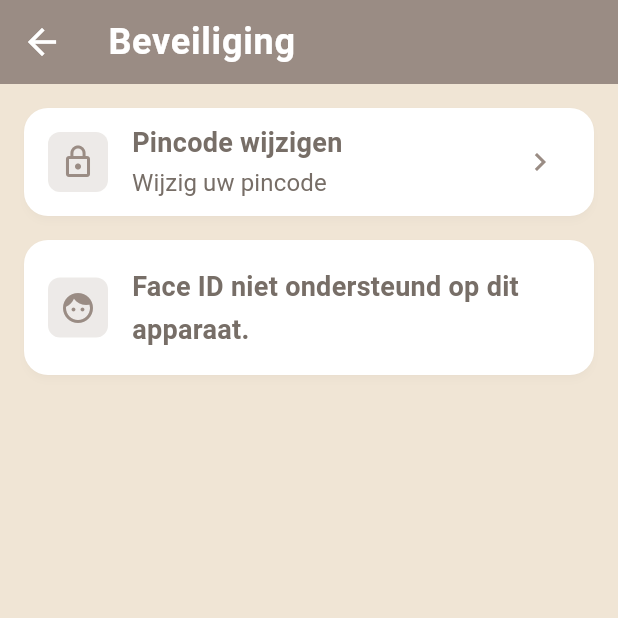
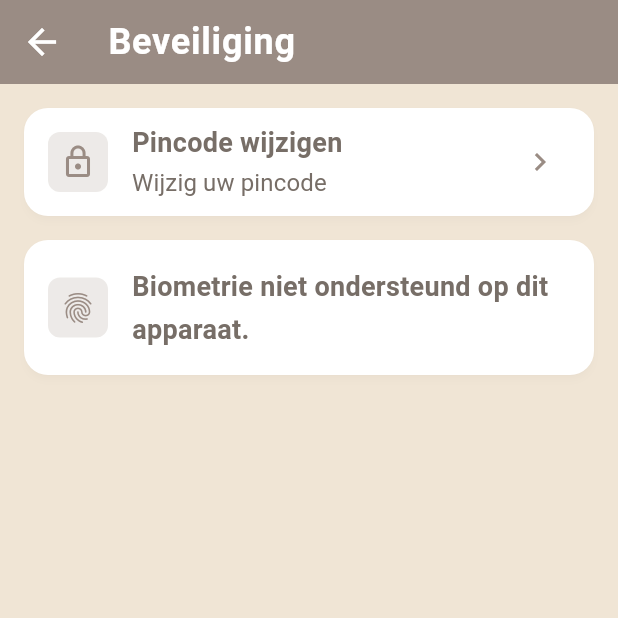
Before and after one commit to Aryan0342/Caregiver, a Flutter app: the SecuritySettingsScreen screen opened by its route, on a phone screen of 412 x 824 dp, the top half of it. Run offline on Flutter 3.47's test engine with Material 3 defaults, Android fonts, the phone set to English and light mode, and no system bars; our stand-ins replace cloud_firestore, firebase_auth, firebase_core, flutter_secure_storage, local_auth, pdf and 3 more; accounts and stored records are empty; project files that could hold a hidden picture were left out.

Commit message:
feat: add firestore rules and update biometric auth
Add firestore security rules for the watch_sessions collection: allow unauthenticated reads, restrict writes to authenticated users matching the document's user ID.

Refactor biometric auth to support all types instead of just Face ID: update BiometricPreferenceService to track general biometric enabled state while keeping the existing storage key for backward compatibility. Rename all Face ID-specific variables, labels, and logic in the security settings screen, and update biometric-related localizations for Dutch and English.

```diff
--- a/lib/screens/security_settings_screen.dart
+++ b/lib/screens/security_settings_screen.dart
@@ -22,9 +22,10 @@ class _SecuritySettingsScreenState extends State<SecuritySettingsScreen> {
   final BiometricPreferenceService _biometricPreferenceService =
       BiometricPreferenceService();
 
-  bool _faceIdEnabled = false;
+  bool _biometricEnabled = false;
   bool _isBusy = false;
-  bool _isFaceIdAvailable = false;
+  bool _isBiometricAvailable = false;
+  List<BiometricType> _availableBiometrics = <BiometricType>[];
 
   @override
   void initState() {
@@ -37,7 +38,7 @@ class _SecuritySettingsScreenState extends State<SecuritySettingsScreen> {
     final enabled = await _biometricPreferenceService.isFaceIdEnabled();
     if (!mounted) return;
     setState(() {
-      _faceIdEnabled = enabled;
+      _biometricEnabled = enabled;
     });
   }
 
@@ -45,41 +46,45 @@ class _SecuritySettingsScreenState extends State<SecuritySettingsScreen> {
     final isSupported = await _biometricAuthService.isDeviceSupported();
     if (!isSupported) return;
     final types = await _biometricAuthService.getAvailableBiometrics();
+    final canCheck = await _biometricAuthService.canCheckBiometrics();
+    print('Available biometrics: $types');
+    print('isSupported: $isSupported, canCheck: $canCheck');
     if (!mounted) return;
     setState(() {
-      _isFaceIdAvailable = _isFaceIdCapable(types);
+      _availableBiometrics = types;
+      _isBiometricAvailable = _isBiometricCapable(types);
     });
   }
 
   Future<void> _handleToggle(bool value) async {
     if (_isBusy) return;
-    if (value && !_isFaceIdAvailable) {
+    if (value && !_isBiometricAvailable) {
       _showSnack(
-          'Face ID not supported on this device.', AppTheme.accentOrange);
+          'Biometrics not supported on this device.', AppTheme.accentOrange);
       return;
     }
     if (!value) {
       await _biometricPreferenceService.setFaceIdEnabled(false);
       if (!mounted) return;
       setState(() {
-        _faceIdEnabled = false;
+        _biometricEnabled = false;
       });
       _showSnack(
         LanguageProvider.localizationsOf(context).currentLanguage ==
                 AppLanguage.dutch
-            ? 'Face ID is uitgeschakeld'
-            : 'Face ID disabled',
+            ? 'Biometrie is uitgeschakeld'
+            : 'Biometrics disabled',
         AppTheme.accentOrange,
       );
       return;
     }
 
     WidgetsBinding.instance.addPostFrameCallback((_) async {
-      await _enableFaceId();
+      await _enableBiometric();
     });
   }
 
-  Future<void> _enableFaceId() async {
+  Future<void> _enableBiometric() async {
     setState(() {
       _isBusy = true;
     });
@@ -107,8 +112,8 @@ class _SecuritySettingsScreenState extends State<SecuritySettingsScreen> {
     if (!canCheck) {
       _showSnack(
         localizations.currentLanguage == AppLanguage.dutch
-            ? 'Geen Face ID ingesteld op dit apparaat'
-            : 'No Face ID enrolled on this device',
+            ? 'Geen biometrie ingesteld op dit apparaat'
+            : 'No biometrics enrolled on this device',
         AppTheme.accentOrange,
       );
       setState(() {
@@ -120,8 +125,8 @@ class _SecuritySettingsScreenState extends State<SecuritySettingsScreen> {
     if (types.isEmpty) {
       _showSnack(
         localizations.currentLanguage == AppLanguage.dutch
-            ? 'Geen Face ID ingesteld op dit apparaat'
-            : 'No Face ID enrolled on this device',
+            ? 'Geen biometrie ingesteld op dit apparaat'
+            : 'No biometrics enrolled on this device',
         AppTheme.accentOrange,
       );
       setState(() {
@@ -130,9 +135,9 @@ class _SecuritySettingsScreenState extends State<SecuritySettingsScreen> {
       return;
     }
 
-    if (!_isFaceIdCapable(types)) {
+    if (!_isBiometricCapable(types)) {
       _showSnack(
-          'Face ID not supported on this device.', AppTheme.accentOrange);
+          'Biometrics not supported on this device.', AppTheme.accentOrange);
       setState(() {
         _isBusy = false;
       });
@@ -147,8 +152,8 @@ class _SecuritySettingsScreenState extends State<SecuritySettingsScreen> {
     if (result.status == BiometricAuthStatus.notEnrolled) {
       _showSnack(
         localizations.currentLanguage == AppLanguage.dutch
-            ? 'Geen Face ID gevonden. Voeg Face ID toe in de instellingen van uw telefoon.'
-            : 'No Face ID found on this device. Please add Face ID in Phone Settings.',
+            ? 'Geen biometrie gevonden. Voeg biometrie toe in de instellingen van uw telefoon.'
+            : 'No biometrics found on this device. Please add biometrics in Phone Settings.',
         AppTheme.accentOrange,
       );
       setState(() {
@@ -187,8 +192,8 @@ class _SecuritySettingsScreenState extends State<SecuritySettingsScreen> {
     if (!result.isSuccess) {
       _showSnack(
         localizations.currentLanguage == AppLanguage.dutch
-            ? 'Face ID verificatie mislukt'
-            : 'Face ID verification failed',
+            ? 'Biometrie verificatie mislukt'
+            : 'Biometrics verification failed',
         Colors.red,
       );
       setState(() {
@@ -201,11 +206,11 @@ class _SecuritySettingsScreenState extends State<SecuritySettingsScreen> {
 
     if (!mounted) return;
     setState(() {
-      _faceIdEnabled = true;
+      _biometricEnabled = true;
       _isBusy = false;
     });
     _showSnack(
-      'Face ID Enabled',
+      'Biometrics Enabled',
       AppTheme.accentGreen,
     );
   }
@@ -230,31 +235,41 @@ class _SecuritySettingsScreenState extends State<SecuritySettingsScreen> {
     return 'Enable biometric lock';
   }
 
-  IconData _biometricToggleIcon() {
-    return Icons.face;
+  IconData _biometricToggleIcon(List<BiometricType> types) {
+    if (types.contains(BiometricType.face)) {
+      return Icons.face;
+    }
+    return Icons.fingerprint;
   }
 
-  bool _isFaceIdCapable(List<BiometricType> types) {
+  bool _isBiometricCapable(List<BiometricType> types) {
+    return types.contains(BiometricType.face) ||
+        types.contains(BiometricType.fingerprint) ||
+        types.contains(BiometricType.strong) ||
+        types.contains(BiometricType.weak) ||
+        types.contains(BiometricType.iris);
+  }
+
+  String _biometricLabel(List<BiometricType> types, AppLanguage lang) {
+    final isDutch = lang == AppLanguage.dutch;
     if (types.contains(BiometricType.face)) {
-      return true;
+      return isDutch ? 'Face ID inschakelen' : 'Enable Face ID';
     }
-    if (kIsWeb) {
-      return false;
+    if (types.contains(BiometricType.fingerprint)) {
+      return isDutch ? 'Vingerafdruk inschakelen' : 'Enable fingerprint';
     }
-    if (Platform.isAndroid) {
-      final hasFingerprint = types.contains(BiometricType.fingerprint);
-      final hasFaceLike = types.contains(BiometricType.strong) ||
-          types.contains(BiometricType.weak);
-      return hasFaceLike && !hasFingerprint;
-    }
-    return false;
+    return isDutch ? 'Biometrie inschakelen' : 'Enable biometrics';
   }
 
   String _reasonForBiometric(AppLocalizations localizations) {
-    if (localizations.currentLanguage == AppLanguage.dutch) {
-      return 'Bevestig met Face ID';
+    final isDutch = localizations.currentLanguage == AppLanguage.dutch;
+    if (_availableBiometrics.contains(BiometricType.fingerprint)) {
+      return isDutch ? 'Bevestig met vingerafdruk' : 'Confirm with fingerprint';
     }
-    return 'Confirm with Face ID';
+    if (_availableBiometrics.contains(BiometricType.face)) {
+      return isDutch ? 'Bevestig met Face ID' : 'Confirm with Face ID';
+    }
+    return isDutch ? 'Bevestig met biometrie' : 'Confirm with biometrics';
   }
 
   @override
@@ -314,7 +329,7 @@ class _SecuritySettingsScreenState extends State<SecuritySettingsScreen> {
               shape: RoundedRectangleBorder(
                 borderRadius: BorderRadius.circular(16),
               ),
-              child: _isFaceIdAvailable
+              child: _isBiometricAvailable
                   ? SwitchListTile(
                       contentPadding: const EdgeInsets.symmetric(
                         horizontal: 16,
@@ -328,22 +343,23 @@ class _SecuritySettingsScreenState extends State<SecuritySettingsScreen> {
                           borderRadius: BorderRadius.circular(8),
                         ),
                         child: Icon(
-                          _biometricToggleIcon(),
+                          _biometricToggleIcon(_availableBiometrics),
                           color: AppTheme.primaryBlue,
                         ),
                       ),
                       title: Text(
-                        _biometricToggleLabel(
+                        _biometricLabel(
+                          _availableBiometrics,
                           languageService.currentLanguage,
                         ),
                         style: const TextStyle(fontWeight: FontWeight.w600),
                       ),
                       subtitle: Text(
                         languageService.currentLanguage == AppLanguage.dutch
-                            ? 'Open de app met Face ID of pincode'
-                            : 'Unlock the app with Face ID or PIN',
+                            ? 'Open de app met biometrie of pincode'
+                            : 'Unlock the app with biometrics or PIN',
                       ),
-                      value: _faceIdEnabled,
+                      value: _biometricEnabled,
                       onChanged: _isBusy ? null : _handleToggle,
                     )
                   : ListTile(
@@ -359,14 +375,14 @@ class _SecuritySettingsScreenState extends State<SecuritySettingsScreen> {
                           borderRadius: BorderRadius.circular(8),
                         ),
                         child: Icon(
-                          Icons.face,
+                          Icons.fingerprint,
                           color: AppTheme.primaryBlue,
                         ),
                       ),
                       title: Text(
                         languageService.currentLanguage == AppLanguage.dutch
-                            ? 'Face ID niet ondersteund op dit apparaat.'
-                            : 'Face ID not supported on this device.',
+                            ? 'Biometrie niet ondersteund op dit apparaat.'
+                            : 'Biometrics not supported on this device.',
                         style: const TextStyle(fontWeight: FontWeight.w600),
                       ),
                     ),
--- a/lib/services/biometric_preference_service.dart
+++ b/lib/services/biometric_preference_service.dart
@@ -1,6 +1,8 @@
 import 'package:flutter_secure_storage/flutter_secure_storage.dart';
 
 class BiometricPreferenceService {
+  // Key stays 'face_id_enabled' for backward compatibility,
+  // but now represents "any biometric enabled"
   static const String _faceIdEnabledKey = 'face_id_enabled';
   static const String _biometricEnabledKey = 'biometric_enabled';
   static const String _biometricTypeKey = 'biometric_type';
```
Also changed, not shown: 1 other file.
